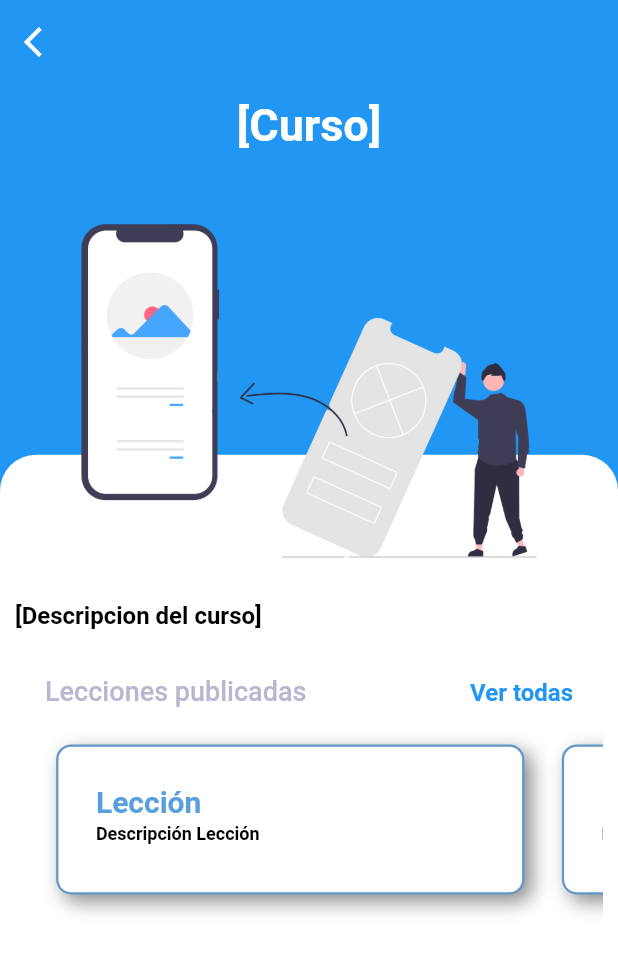
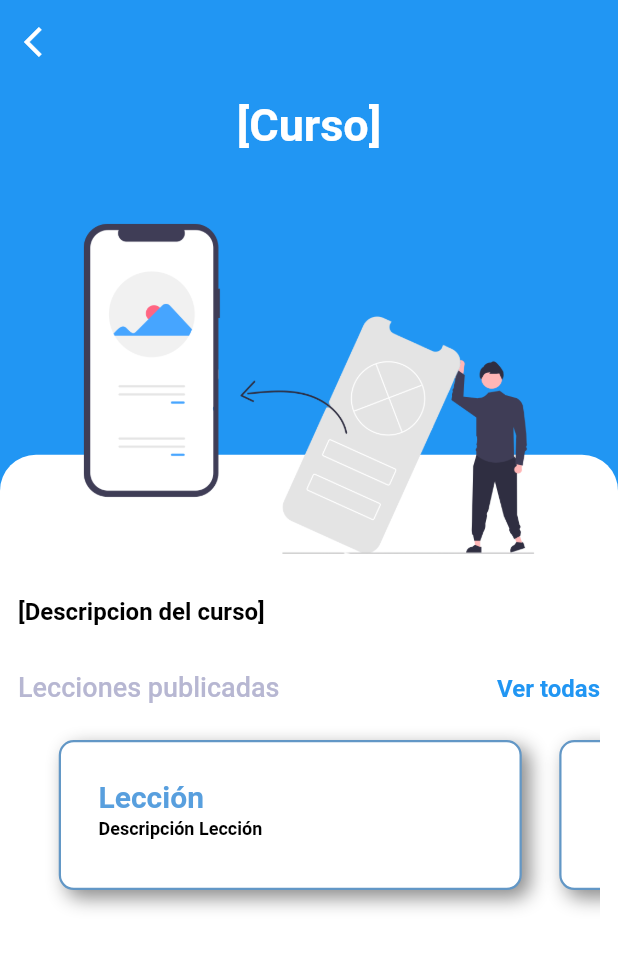
Before and after one commit to Exodus-Titan/Entrega-de-Flutter-Desarrollo, a Flutter app: the screen it shows after launch, after a tap on "JavaScript", on a phone screen of 412 x 824 dp. Shown: the top 953 px of the screen. Run offline on Flutter 3.47's test engine with Material 2 defaults, Android fonts, the phone set to English and light mode, and no system bars; drawn by our look-alikes of carousel_slider; our stand-ins replace connectivity_plus, like_button, moor_flutter, shared_preferences; missing offline and left inert: dart:ffi; network calls fail.

Commit message:
Pequeños cambios
Nada relevante

```diff
--- a/flutter_app_1/lib/pruebas_para_el_api/pantallas/pantalla_detalle_curso.dart
+++ b/flutter_app_1/lib/pruebas_para_el_api/pantallas/pantalla_detalle_curso.dart
@@ -66,7 +66,7 @@ Widget body(String tituloCurso, String descripcionCurso, String profesor,
                 ),
               ),
               Padding(
-                padding: const EdgeInsets.only(left: 10, right: 10, top: 10.0, bottom: 10.0),
+                padding: const EdgeInsets.only(left: 12, right: 12, top: 10.0, bottom: 10.0),
                 child: Column(
                   crossAxisAlignment: CrossAxisAlignment.stretch,
                   children: <Widget>[
@@ -107,7 +107,7 @@ Widget leccionCurso(context) {
     children: <Widget>[
       Padding(
         padding: const EdgeInsets.only(
-            left: 20.0, right: 20.0, top: 30.0, bottom: 5.0),
+          top: 30.0, bottom: 5.0),
         child: Row(
           mainAxisAlignment: MainAxisAlignment.spaceBetween,
           crossAxisAlignment: CrossAxisAlignment.end,
```
